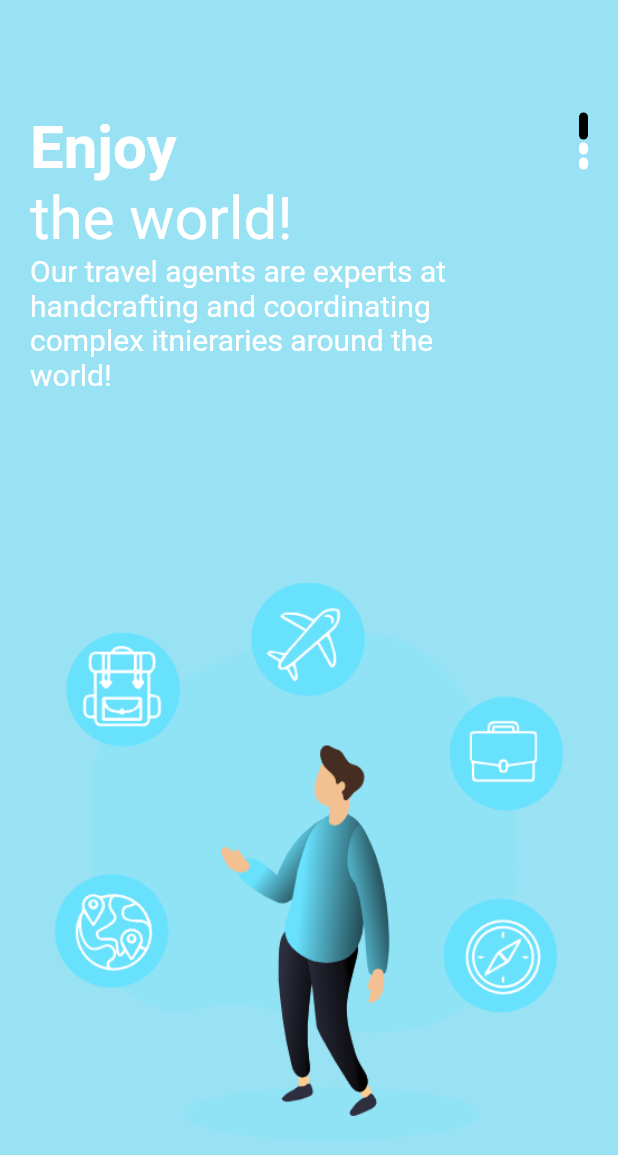
After one commit to LeThienn/travel_app, a Flutter app: the OnboardingScreen screen opened directly, on a phone screen of 412 x 824 dp. The commit adds this screen. Shown: the top 1155 px of the screen. Run offline on Flutter 3.47's test engine with Material 2 defaults, Android fonts, the phone set to English and light mode, and no system bars.

Commit message:
update onboarding

```diff
--- a/lib/main.dart
+++ b/lib/main.dart
@@ -1,4 +1,5 @@
 import 'package:flutter/material.dart';
+// import 'package:travel_app/src/onboarding/onboarding_screen.dart';
 
 import 'src/bottom_navigation.dart';
 
--- /dev/null
+++ b/lib/src/components/widget_onboarding/widget_text_onboarding.dart
@@ -0,0 +1,22 @@
+import 'package:flutter/material.dart';
+
+class WidgetTextOnboarding extends StatelessWidget {
+  const WidgetTextOnboarding(
+      {Key? key,
+      required this.size,
+      required this.name,
+      required this.fontWeight,required this.color})
+      : super(key: key);
+  final double size;
+  final String name;
+  final FontWeight fontWeight;
+  final Color color;
+  @override
+  Widget build(BuildContext context) {
+    return Text(
+      name,
+      style: TextStyle(
+          fontSize: size, color: Colors.white, fontWeight: fontWeight),
+    );
+  }
+}
--- /dev/null
+++ b/lib/src/onboarding/onboarding_screen.dart
@@ -0,0 +1,124 @@
+import 'dart:async';
+import 'package:flutter/material.dart';
+import 'package:travel_app/src/bottom_navigation.dart';
+import 'package:travel_app/src/components/widget_onboarding/widget_text_onboarding.dart';
+import 'package:travel_app/src/resource/model/onboarding.dart';
+
+class OnboardingScreen extends StatefulWidget {
+  const OnboardingScreen({Key? key}) : super(key: key);
+
+  @override
+  _OnboardingScreenState createState() => _OnboardingScreenState();
+}
+
+class _OnboardingScreenState extends State<OnboardingScreen> {
+  List<OnBoarding> onBoarding = [
+    OnBoarding(image: 'assets/images/5.png'),
+    OnBoarding(image: 'assets/images/6.png'),
+    OnBoarding(image: 'assets/images/5.png')
+  ];
+  int curenPage = 0;
+  var pageviewController = PageController(initialPage: 0);
+  // sẽ chạy hàm init đầu tiên
+  @override
+  void initState() {
+    super.initState();
+    autoNextPage();
+  }
+  // tự động chuyển page
+  autoNextPage() {
+    Timer.periodic(const Duration(seconds: 5), (callback) {
+      if (curenPage < onBoarding.length - 1) {
+        setState(() {
+          curenPage += 1;
+          if (curenPage == onBoarding.length - 1) {
+            // cai nay em tu ve code
+          //  Navigator.of(context).push(MaterialPageRoute(
+          //                   builder: (context) => const HomeScreen()));
+          }
+        });
+        pageviewController.animateToPage(curenPage,
+            duration: const Duration(milliseconds: 400), curve: Curves.easeIn,);
+      }
+    });
+  }
+
+  onPageChang(int index) {
+    setState(() {
+      curenPage = index;
+    });
+  }
+
+  @override
+  Widget build(BuildContext context) {
+    return Scaffold(
+      body: PageView.builder(
+          onPageChanged: (index) => onPageChang(index),
+          controller: pageviewController,
+          scrollDirection: Axis.vertical,
+          itemCount: onBoarding.length,
+          itemBuilder: (_, index) {
+            return Container(
+              color: const Color(0xFF98e2f3),
+              child: Container(
+                margin: const EdgeInsets.only(top: 75, left: 20, right: 20),
+                child: Column(
+                  children: [
+                    Expanded(
+                        flex: 1,
+                        child: Row(
+                          mainAxisAlignment: MainAxisAlignment.spaceBetween,
+                          children: [
+                            Column(
+                              crossAxisAlignment: CrossAxisAlignment.start,
+                              children: const [
+                                WidgetTextOnboarding(
+                                  size: 40,
+                                  name: 'Enjoy',
+                                  fontWeight: FontWeight.bold,
+                                  color: Colors.white,
+                                ),
+                                WidgetTextOnboarding(
+                                  size: 40,
+                                  name: 'the world!',
+                                  fontWeight: FontWeight.normal,
+                                  color: Colors.white70,
+                                ),
+                                SizedBox(
+                                  width: 300,
+                                  child: WidgetTextOnboarding(
+                                    size: 20,
+                                    name:
+                                        'Our travel agents are experts at handcrafting and coordinating complex itnieraries around the world!',
+                                    fontWeight: FontWeight.normal,
+                                    color: Colors.white,
+                                  ),
+                                ),
+                              ],
+                            ),
+                            Column(
+                              children: List.generate(3, (indexList) {
+                                return Container(
+                                  margin: const EdgeInsets.only(bottom: 2),
+                                  width: 6,
+                                  height: index == indexList ? 18 : 8,
+                                  decoration: BoxDecoration(
+                                      borderRadius: BorderRadius.circular(8),
+                                      color: index == indexList
+                                          ? Colors.black
+                                          : Colors.white),
+                                );
+                              }),
+                            )
+                          ],
+                        )),
+                    Expanded(
+                        flex: 2, child: Image.asset(onBoarding[index].image)),
+                  ],
+                ),
+              ),
+            );
+          }),
+    );
+  }
+}
--- /dev/null
+++ b/lib/src/resource/model/onboarding.dart
@@ -0,0 +1,4 @@
+class OnBoarding {
+  String image;
+  OnBoarding({required this.image});
+}
--- a/pubspec.yaml
+++ b/pubspec.yaml
@@ -58,9 +58,8 @@ flutter:
   uses-material-design: true
 
   # To add assets to your application, add an assets section, like this:
-  # assets:
-  #   - images/a_dot_burr.jpeg
-  #   - images/a_dot_ham.jpeg
+  assets:
+    - assets/images/
 
   # An image asset can refer to one or more resolution-specific "variants", see
   # https://flutter.dev/assets-and-images/#resolution-aware.
```
Also changed, not shown: assets/images/5.png (added), assets/images/6.png (added).
